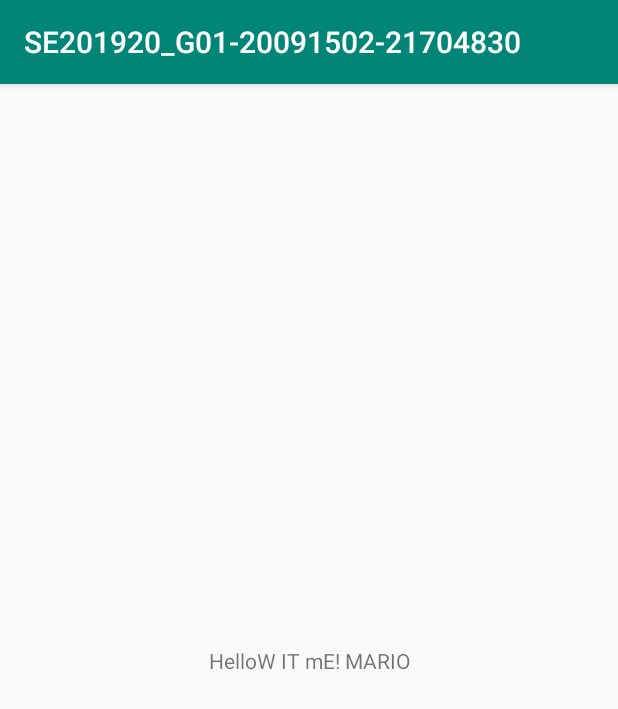
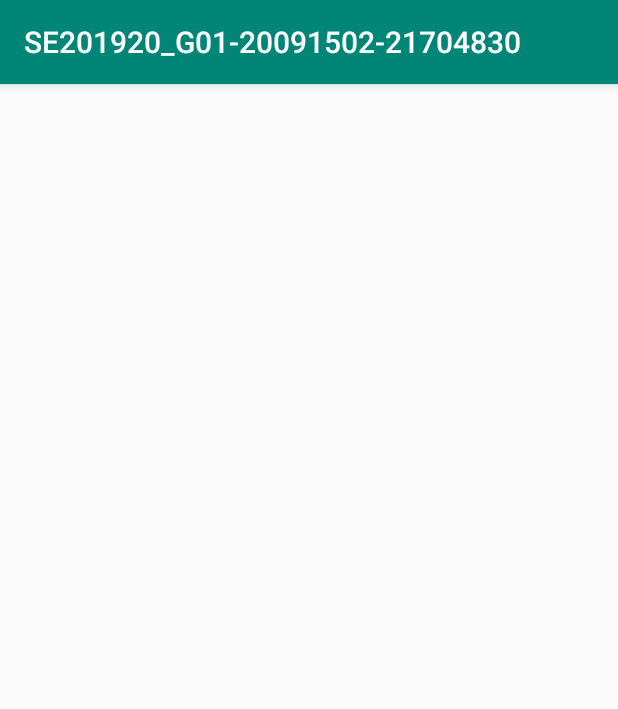
Before and after one commit to BarreiraTom/ULP-SistEmbeb-SE201920_G01-20091502-21704830, an Android app: the screen it shows after launch (MainActivity), on a phone screen of 412 x 824 dp. Shown: the top 709 px of the screen. Run offline under Robolectric (Android 15) with nearby library versions, the phone set to English and light mode, and no system bars.

Commit message:
starting frontend

```diff
--- a/app/src/main/res/layout/activity_main.xml
+++ b/app/src/main/res/layout/activity_main.xml
@@ -4,15 +4,4 @@
     xmlns:tools="http://schemas.android.com/tools"
     android:layout_width="match_parent"
     android:layout_height="match_parent"
-    tools:context=".MainActivity">
-
-    <TextView
-        android:layout_width="wrap_content"
-        android:layout_height="wrap_content"
-        android:text="HelloW IT mE! MARIO"
-        app:layout_constraintBottom_toBottomOf="parent"
-        app:layout_constraintLeft_toLeftOf="parent"
-        app:layout_constraintRight_toRightOf="parent"
-        app:layout_constraintTop_toTopOf="parent" />
-
-</androidx.constraintlayout.widget.ConstraintLayout>
+    tools:context=".MainActivity"/>
```
